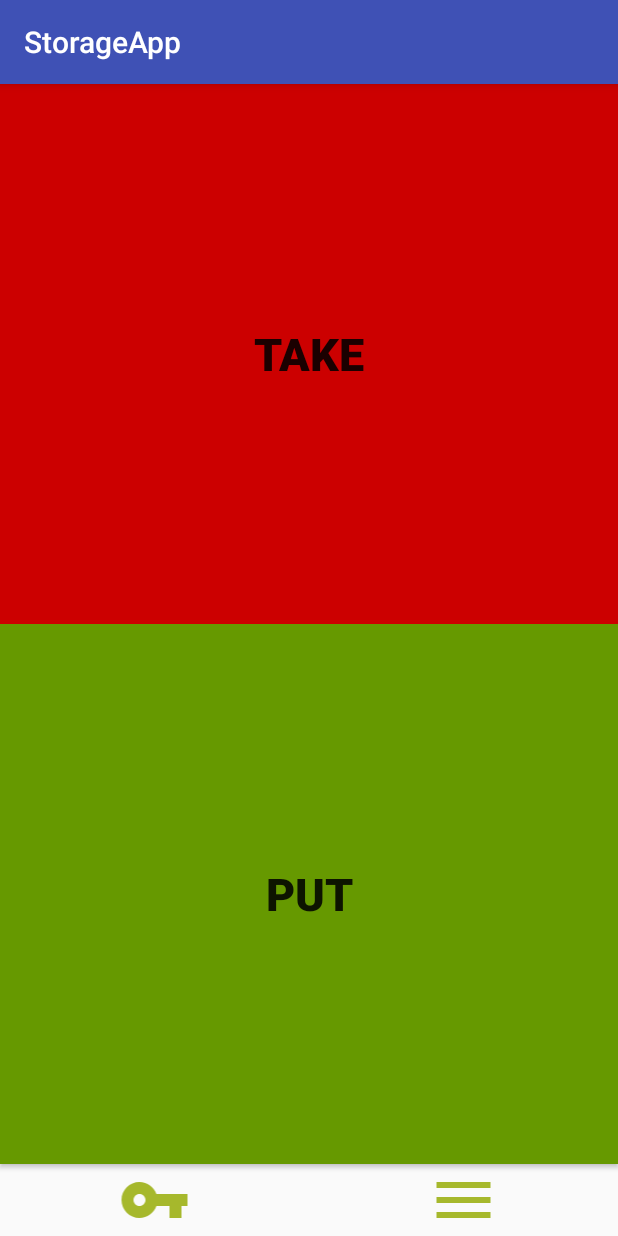
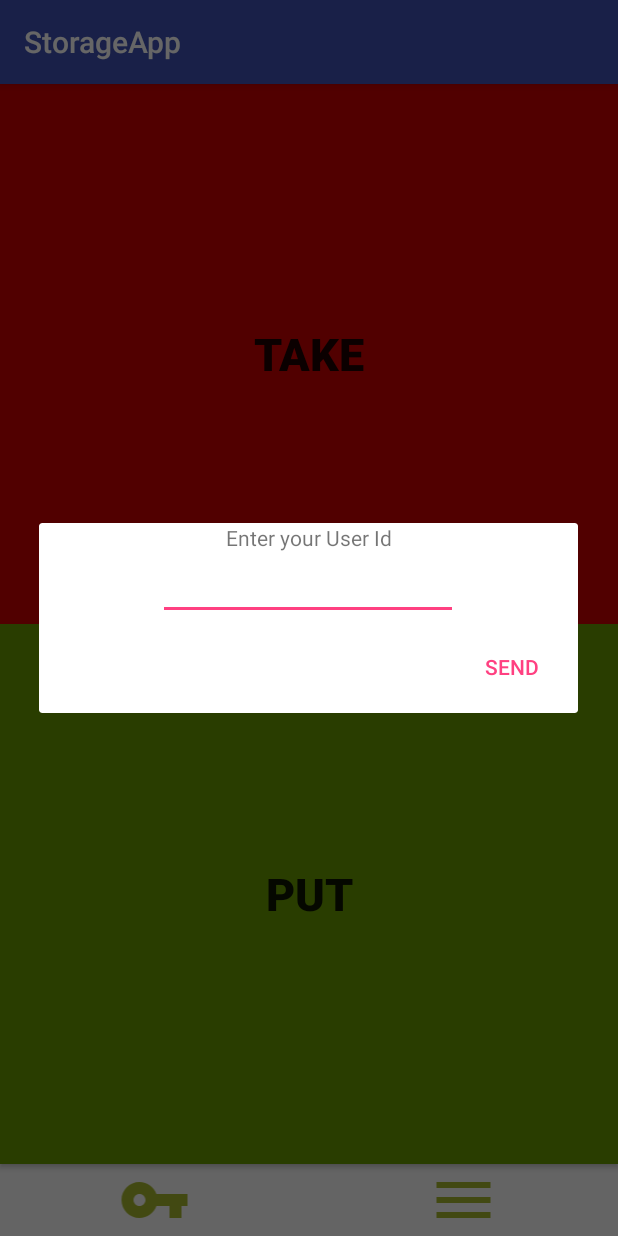
Before and after one commit to trebouillon/StorageApp, an Android app: the screen it shows after launch (MainActivity), after a tap on "Change User", on a phone screen of 412 x 824 dp. Run offline under Robolectric (Android 15) with nearby library versions, the phone set to English and light mode, and no system bars; our stand-ins replace Dagger/Hilt's generated code, RxJava; libraries missing offline, so code that uses them is left out: com.google.zxing.integration; 1 statement that could not run was skipped.

Commit message:
adds login feature

```diff
--- a/app/src/main/kotlin/de/boettcher/storage/di/ActivityInjectionModule.kt
+++ b/app/src/main/kotlin/de/boettcher/storage/di/ActivityInjectionModule.kt
@@ -8,6 +8,6 @@ import de.boettcher.storage.scan.MainActivity
 abstract class ActivityInjectionModule {
 
     @ContributesAndroidInjector
-    internal abstract fun contributeSplashActivityInjector(): MainActivity
+    internal abstract fun contributeMainActivityInjector(): MainActivity
 
 }
--- a/app/src/main/kotlin/de/boettcher/storage/interactor/ISendBarcodeInteractor.kt
+++ b/app/src/main/kotlin/de/boettcher/storage/interactor/ISendBarcodeInteractor.kt
@@ -1,10 +1,19 @@
 package de.boettcher.storage.interactor
 
 import de.boettcher.storage.model.BarcodeData
+import io.reactivex.Completable
+import io.reactivex.Maybe
 import io.reactivex.Single
 
+// TODO("name will change later")
 interface ISendBarcodeInteractor {
 
     fun send(barcodeData: BarcodeData): Single<String>
 
+    fun saveUserToken(token: String): Completable
+
+    fun removeUserToken(): Completable
+
+    fun getUserToken(): Maybe<String>
+
 }
--- a/app/src/main/kotlin/de/boettcher/storage/interactor/SendBarcodeInteractor.kt
+++ b/app/src/main/kotlin/de/boettcher/storage/interactor/SendBarcodeInteractor.kt
@@ -1,12 +1,29 @@
 package de.boettcher.storage.interactor
 
 import de.boettcher.storage.model.BarcodeData
+import de.boettcher.storage.repository.IAccountRepository
 import de.boettcher.storage.repository.IBarcodeRepository
+import io.reactivex.Completable
+import io.reactivex.Maybe
 import io.reactivex.Single
 import javax.inject.Inject
 
-class SendBarcodeInteractor @Inject constructor(private val barcodeRepository: IBarcodeRepository) :
-    ISendBarcodeInteractor {
+class SendBarcodeInteractor @Inject constructor(
+    private val barcodeRepository: IBarcodeRepository,
+    private val accountRepository: IAccountRepository
+) : ISendBarcodeInteractor {
+
+    override fun saveUserToken(token: String): Completable {
+        return accountRepository.saveUserToken(token)
+    }
+
+    override fun removeUserToken(): Completable {
+        return accountRepository.removeUserToken()
+    }
+
+    override fun getUserToken(): Maybe<String> {
+        return accountRepository.getUserToken()
+    }
 
     override fun send(barcodeData: BarcodeData): Single<String> {
         return barcodeRepository.send(barcodeData)
--- /dev/null
+++ b/app/src/main/kotlin/de/boettcher/storage/repository/IAccountRepository.kt
@@ -0,0 +1,14 @@
+package de.boettcher.storage.repository
+
+import io.reactivex.Completable
+import io.reactivex.Maybe
+
+interface IAccountRepository {
+
+    fun getUserToken(): Maybe<String>
+
+    fun saveUserToken(token: String): Completable
+
+    fun removeUserToken(): Completable
+
+}
--- a/app/src/main/kotlin/de/boettcher/storage/scan/BarcodeModule.kt
+++ b/app/src/main/kotlin/de/boettcher/storage/scan/BarcodeModule.kt
@@ -1,12 +1,15 @@
 package de.boettcher.storage.scan
 
+import android.content.Context
 import dagger.Module
 import dagger.Provides
 import de.boettcher.storage.api.IStorageClient
 import de.boettcher.storage.api.StorageClient
 import de.boettcher.storage.interactor.ISendBarcodeInteractor
 import de.boettcher.storage.interactor.SendBarcodeInteractor
+import de.boettcher.storage.repository.AccountRepository
 import de.boettcher.storage.repository.BarcodeRepository
+import de.boettcher.storage.repository.IAccountRepository
 import de.boettcher.storage.repository.IBarcodeRepository
 import javax.inject.Singleton
 
@@ -33,8 +36,17 @@ class BarcodeModule {
 
     @Singleton
     @Provides
-    internal fun provideSendBarcodeInteractor(barcodeRepository: IBarcodeRepository): ISendBarcodeInteractor {
-        return SendBarcodeInteractor(barcodeRepository)
+    internal fun provideSendBarcodeInteractor(
+        barcodeRepository: IBarcodeRepository,
+        accountRepository: IAccountRepository
+    ): ISendBarcodeInteractor {
+        return SendBarcodeInteractor(barcodeRepository, accountRepository)
+    }
+
+    @Singleton
+    @Provides
+    internal fun provideAccountRepository(context: Context): IAccountRepository {
+        return AccountRepository(context)
     }
 
 }
--- a/app/src/main/kotlin/de/boettcher/storage/scan/MainActivity.kt
+++ b/app/src/main/kotlin/de/boettcher/storage/scan/MainActivity.kt
@@ -1,8 +1,11 @@
 package de.boettcher.storage.scan
 
+import android.annotation.SuppressLint
 import android.app.AlertDialog
 import android.content.Intent
 import android.os.Bundle
+import android.view.LayoutInflater
+import android.widget.EditText
 import android.widget.Toast
 import com.google.zxing.integration.android.IntentIntegrator
 import dagger.android.support.DaggerAppCompatActivity
@@ -25,7 +28,7 @@ class MainActivity : DaggerAppCompatActivity() {
     }
 
     var type = Type.NONE
-    var putItemFirst: String? = null
+    private var putItemFirst: String? = null
 
     override fun onCreate(savedInstanceState: Bundle?) {
         super.onCreate(savedInstanceState)
@@ -43,7 +46,7 @@ class MainActivity : DaggerAppCompatActivity() {
         }
 
         login.setOnClickListener {
-            Toast.makeText(this, R.string.action_login, Toast.LENGTH_LONG).show()
+            login()
         }
 
         extra.setOnClickListener {
@@ -60,6 +63,10 @@ class MainActivity : DaggerAppCompatActivity() {
         when (scanViewState) {
             is ScanViewState.Success -> showToastMessage(scanViewState.result)
             is ScanViewState.Error -> showToastMessage(scanViewState.message)
+            is ScanViewState.NoToken -> {
+                showToastMessage(getString(R.string.no_user_token))
+                scanViewModel.resetState()
+            }
         }
     }
 
@@ -97,6 +104,7 @@ class MainActivity : DaggerAppCompatActivity() {
 
         scanResult?.let {
 
+            scanResult.contents?.let {
                 when (type) {
                     Type.TAKE -> {
                         scanViewModel.sendBarcode(scanResult.contents)
@@ -116,6 +124,7 @@ class MainActivity : DaggerAppCompatActivity() {
                     }
                 }
             }
+        }
 
         super.onActivityResult(requestCode, resultCode, data)
     }
@@ -126,4 +135,22 @@ class MainActivity : DaggerAppCompatActivity() {
         integrator.setTitleByID(R.string.barcode_install_prompt_title)
         dialog = integrator.initiateScan(android.hardware.Camera.CameraInfo.CAMERA_FACING_BACK)
     }
+
+    @SuppressLint("InflateParams")
+    private fun login() {
+        val content = LayoutInflater.from(this).inflate(R.layout.dialog_login, null)
+
+        val builder = AlertDialog.Builder(this).setView(content)
+            .setPositiveButton(
+                R.string.dialog_login_ok
+            ) { _, _ ->
+                scanViewModel.saveUserToken(content.findViewById<EditText>(R.id.user_token_input).text.toString())
+                dialog?.let {
+                    dialog!!.dismiss()
                 }
+            }
+
+
+        dialog = builder.show()
+    }
+}
--- a/app/src/main/kotlin/de/boettcher/storage/scan/ScanViewState.kt
+++ b/app/src/main/kotlin/de/boettcher/storage/scan/ScanViewState.kt
@@ -4,6 +4,8 @@ sealed class ScanViewState {
 
     object None : ScanViewState()
     object Loading : ScanViewState()
+    object TokenSaved : ScanViewState()
+    object NoToken : ScanViewState()
     data class Error(val message: String) : ScanViewState()
     data class Success(val result: String) : ScanViewState()
 
--- /dev/null
+++ b/app/src/main/res/layout/dialog_login.xml
@@ -0,0 +1,27 @@
+<?xml version="1.0" encoding="utf-8"?>
+<LinearLayout
+    xmlns:android="http://schemas.android.com/apk/res/android"
+    xmlns:tools="http://schemas.android.com/tools"
+    android:layout_width="match_parent"
+    android:layout_height="wrap_content"
+    android:orientation="vertical">
+
+    <TextView
+        android:layout_width="wrap_content"
+        android:layout_height="wrap_content"
+        android:layout_gravity="center_horizontal"
+        android:gravity="center"
+        android:text="@string/dialog_login_title"/>
+
+    <EditText
+        android:id="@+id/user_token_input"
+        android:layout_width="200dp"
+        android:layout_height="wrap_content"
+        android:layout_gravity="center_horizontal"
+        android:gravity="center"
+        android:inputType="text"
+        android:maxLength="3"
+        android:maxLines="1"
+        tools:ignore="LabelFor"/>
+
+</LinearLayout>
--- a/app/src/main/res/values/strings.xml
+++ b/app/src/main/res/values/strings.xml
@@ -6,5 +6,8 @@
     <string name="action_menu">"Open Menu"</string>
     <string name="action_login">"Change User"</string>
     <string name="barcode_install_prompt_title">"Barcode Reader not installed"</string>
+    <string name="no_user_token">"No User Token specified"</string>
+    <string name="dialog_login_title">"Enter your User Id"</string>
+    <string name="dialog_login_ok">"Send"</string>
 
 </resources>
```
Also changed, not shown: app/src/main/kotlin/de/boettcher/storage/model/BarcodeData.kt (+6 -2 lines), app/src/main/kotlin/de/boettcher/storage/repository/AccountRepository.kt (added, +40 -0 lines), app/src/main/kotlin/de/boettcher/storage/scan/ScanViewModel.kt (+27 -4 lines). Lines whose indentation alone changed are shown as unchanged.
